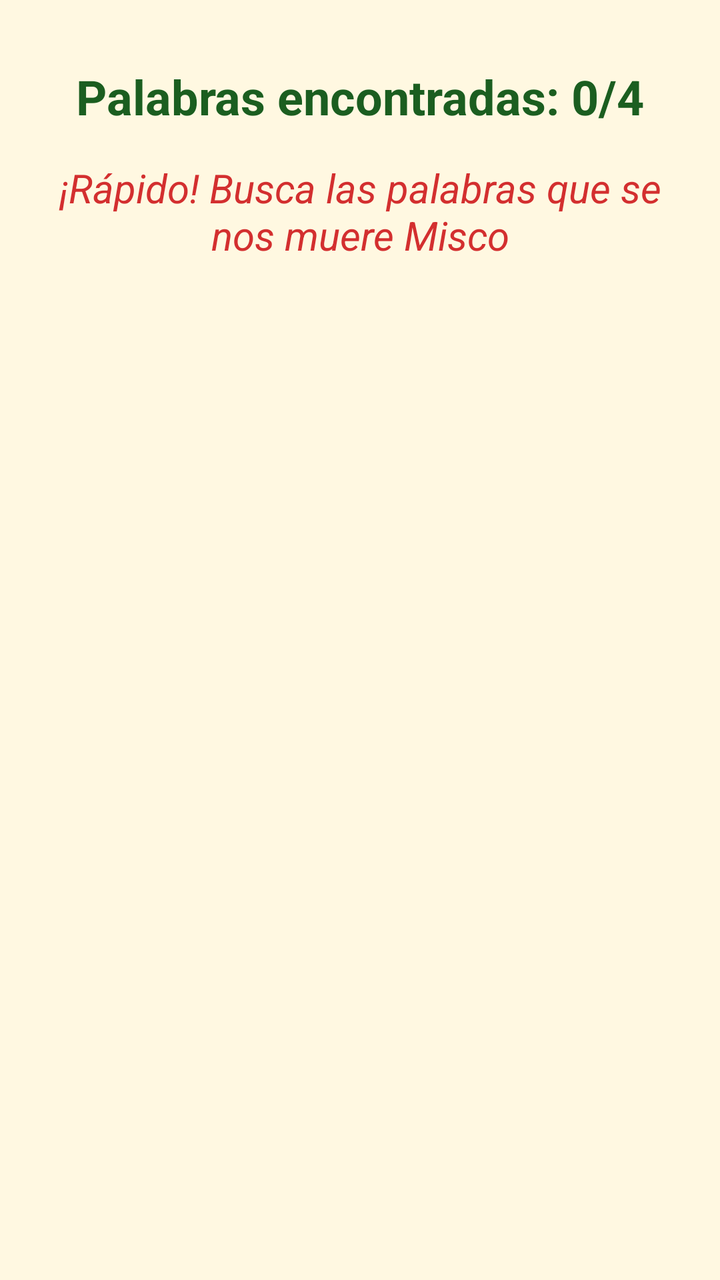
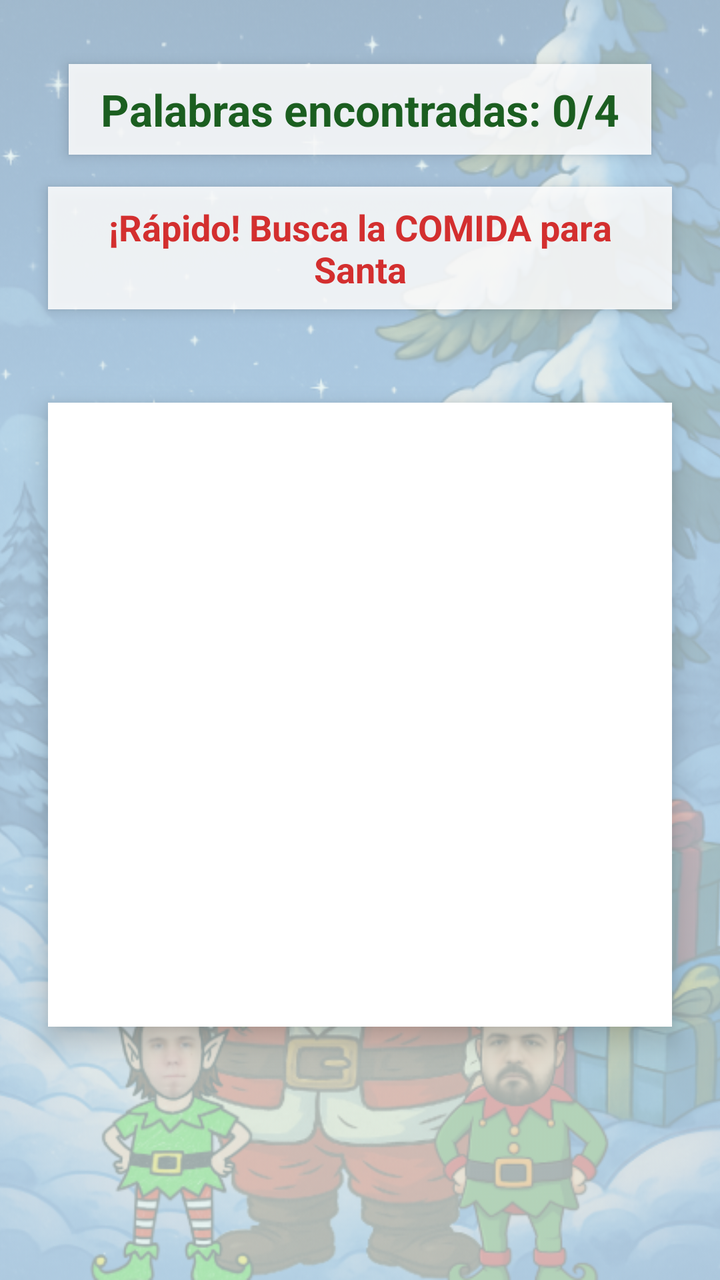

Two renders of the same Android screen: before a commit and after it. Below are the layout's source before the change and the commit's diff.
<!-- AndroidManifest.xml: application theme Theme.NavidAPP_2DAM -->
<!-- res/layout/fragment_juego_sopa.xml -->
<?xml version="1.0" encoding="utf-8"?>
<androidx.constraintlayout.widget.ConstraintLayout
    xmlns:android="http://schemas.android.com/apk/res/android"
    xmlns:app="http://schemas.android.com/apk/res-auto"
    android:layout_width="match_parent"
    android:layout_height="match_parent"
    android:background="#FFF8E1">

    <TextView
        android:id="@+id/txt_counter"
        android:layout_width="wrap_content"
        android:layout_height="wrap_content"
        android:text="Palabras encontradas: 0/4"
        android:textColor="#1B5E20"
        android:textSize="24sp"
        android:textStyle="bold"
        android:layout_marginTop="32dp"
        app:layout_constraintTop_toTopOf="parent"
        app:layout_constraintStart_toStartOf="parent"
        app:layout_constraintEnd_toEndOf="parent" />

    <TextView
        android:id="@+id/txt_urgency"
        android:layout_width="0dp"
        android:layout_height="wrap_content"
        android:text="¡Rápido! Busca las palabras que se nos muere Misco"
        android:textAlignment="center"
        android:textColor="#D32F2F"
        android:textSize="20sp"
        android:textStyle="italic"
        android:layout_marginHorizontal="24dp"
        android:layout_marginTop="16dp"
        app:layout_constraintTop_toBottomOf="@id/txt_counter"
        app:layout_constraintStart_toStartOf="parent"
        app:layout_constraintEnd_toEndOf="parent" />

    <FrameLayout
        android:id="@+id/game_container"
        android:layout_width="0dp"
        android:layout_height="0dp"
        android:layout_margin="16dp"
        app:layout_constraintDimensionRatio="1:1"
        app:layout_constraintTop_toBottomOf="@id/txt_urgency"
        app:layout_constraintBottom_toTopOf="@id/btn_next_level"
        app:layout_constraintStart_toStartOf="parent"
        app:layout_constraintEnd_toEndOf="parent" />

    <Button
        android:id="@+id/btn_next_level"
        android:layout_width="wrap_content"
        android:layout_height="wrap_content"
        android:text="Llevar la cena a Santa"
        android:backgroundTint="#D32F2F"
        android:textColor="#FFFFFF"
        android:textStyle="bold"
        android:visibility="invisible"
        android:layout_marginBottom="32dp"
        app:layout_constraintBottom_toBottomOf="parent"
        app:layout_constraintStart_toStartOf="parent"
        app:layout_constraintEnd_toEndOf="parent" />

</androidx.constraintlayout.widget.ConstraintLayout>
<!-- resources referenced by this layout -->
<resources>
  <style name="Theme.NavidAPP_2DAM" parent="Base.Theme.NavidAPP_2DAM" />
  <style name="Base.Theme.NavidAPP_2DAM" parent="Theme.Material3.DayNight.NoActionBar">
          
          
      </style>
</resources>

<!-- the commit's change to res/layout/fragment_juego_sopa.xml (unified diff, before → after) -->
@@ -4,7 +4,14 @@
     xmlns:app="http://schemas.android.com/apk/res-auto"
     android:layout_width="match_parent"
     android:layout_height="match_parent"
-    android:background="#FFF8E1">
+    android:background="#E0F2F1">
+
+    <ImageView
+        android:layout_width="match_parent"
+        android:layout_height="match_parent"
+        android:src="@drawable/fondo_principal"
+        android:scaleType="centerCrop"
+        android:alpha="0.3"/>
 
     <TextView
         android:id="@+id/txt_counter"
@@ -12,8 +19,12 @@
         android:layout_height="wrap_content"
         android:text="Palabras encontradas: 0/4"
         android:textColor="#1B5E20"
-        android:textSize="24sp"
+        android:textSize="22sp"
         android:textStyle="bold"
+        android:background="#D9FFFFFF"
+        android:paddingHorizontal="16dp"
+        android:paddingVertical="8dp"
+        android:elevation="4dp"
         android:layout_marginTop="32dp"
         app:layout_constraintTop_toTopOf="parent"
         app:layout_constraintStart_toStartOf="parent"
@@ -23,11 +34,14 @@
         android:id="@+id/txt_urgency"
         android:layout_width="0dp"
         android:layout_height="wrap_content"
-        android:text="¡Rápido! Busca las palabras que se nos muere Misco"
+        android:text="¡Rápido! Busca la COMIDA para Santa"
         android:textAlignment="center"
         android:textColor="#D32F2F"
-        android:textSize="20sp"
-        android:textStyle="italic"
+        android:textSize="18sp"
+        android:textStyle="bold"
+        android:background="#D9FFFFFF"
+        android:padding="8dp"
+        android:elevation="4dp"
         android:layout_marginHorizontal="24dp"
         android:layout_marginTop="16dp"
         app:layout_constraintTop_toBottomOf="@id/txt_counter"
@@ -38,7 +52,10 @@
         android:id="@+id/game_container"
         android:layout_width="0dp"
         android:layout_height="0dp"
-        android:layout_margin="16dp"
+        android:layout_margin="24dp"
+        android:background="#FFFFFF"
+        android:elevation="8dp"
+        android:padding="4dp"
         app:layout_constraintDimensionRatio="1:1"
         app:layout_constraintTop_toBottomOf="@id/txt_urgency"
         app:layout_constraintBottom_toTopOf="@id/btn_next_level"
@@ -49,12 +66,13 @@
         android:id="@+id/btn_next_level"
         android:layout_width="wrap_content"
         android:layout_height="wrap_content"
-        android:text="Llevar la cena a Santa"
+        android:text="¡SANTA ALIMENTADO! >>"
         android:backgroundTint="#D32F2F"
         android:textColor="#FFFFFF"
         android:textStyle="bold"
         android:visibility="invisible"
         android:layout_marginBottom="32dp"
+        android:elevation="6dp"
         app:layout_constraintBottom_toBottomOf="parent"
         app:layout_constraintStart_toStartOf="parent"
         app:layout_constraintEnd_toEndOf="parent" />
<!-- resource entries referenced after the edit -->
@@ -1,5 +1,6 @@
 <!-- resources referenced by this layout -->
 <resources>
+  <!-- drawable fondo_principal: png bitmap (drawable, 873567 bytes) -->
   <style name="Theme.NavidAPP_2DAM" parent="Base.Theme.NavidAPP_2DAM" />
   <style name="Base.Theme.NavidAPP_2DAM" parent="Theme.Material3.DayNight.NoActionBar">
           
